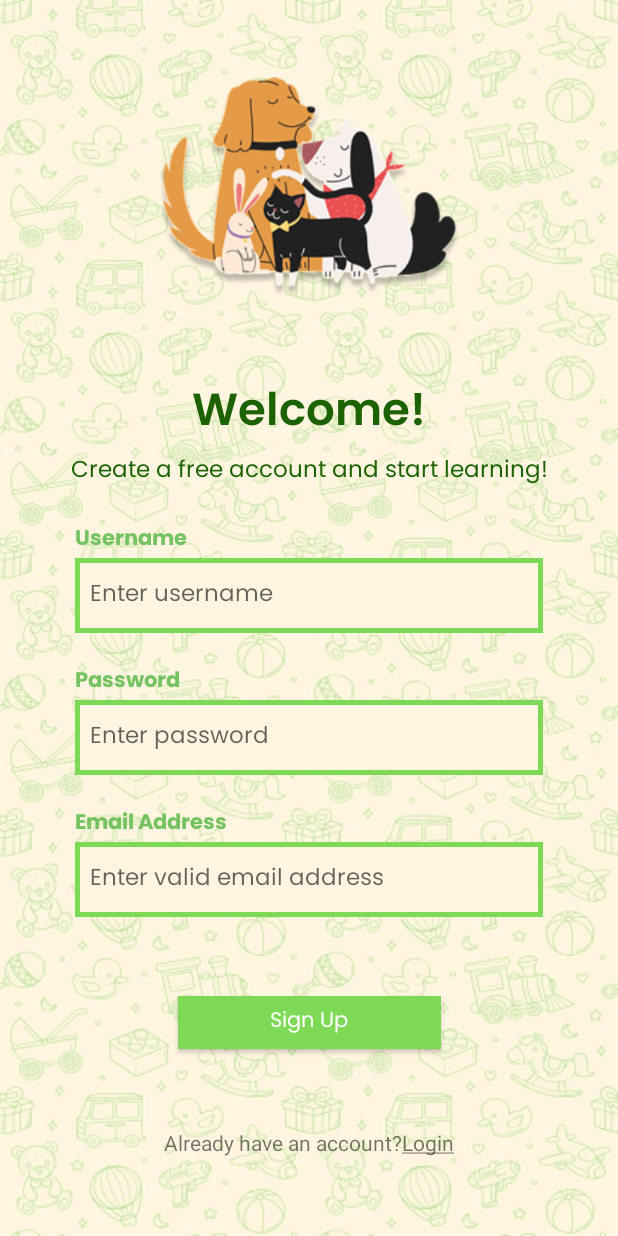
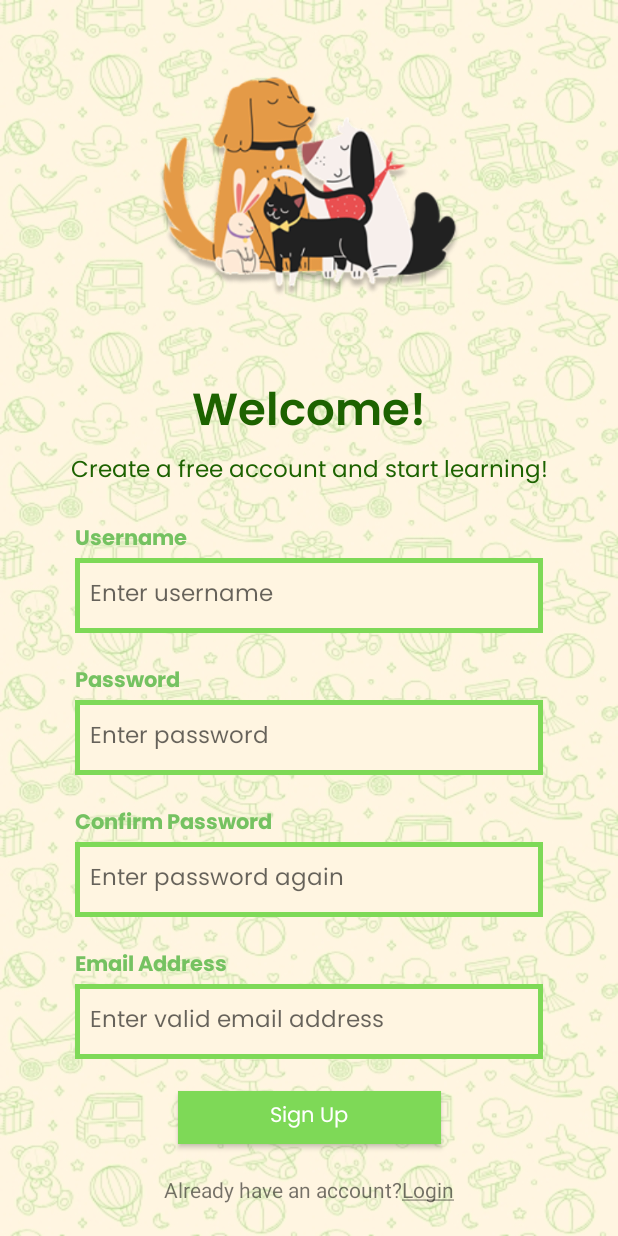
Before and after one commit to kevyelly/Numbuddy, an Android app: the SignUpActivity screen opened directly, with no data from a screen before it, on a phone screen of 412 x 824 dp. Run offline under Robolectric (Android 15) with nearby library versions, the phone set to English and light mode, and no system bars.

Commit message:
for checkpoint 1

```diff
--- a/app/src/main/res/layout/signin.xml
+++ b/app/src/main/res/layout/signin.xml
@@ -48,6 +48,7 @@
             app:layout_constraintEnd_toEndOf="parent"
             app:layout_constraintBottom_toTopOf="@id/passwordlabel"
             android:id="@+id/usernamefield"
+            android:singleLine="true"
             android:layout_width="0dp"
             android:layout_height="50dp"
             android:background="@drawable/edittext_border"
@@ -76,6 +77,7 @@
             android:layout_marginEnd="50dp"
             android:layout_width="match_parent"
             android:layout_height="50dp"
+            android:singleLine="true"
             android:background="@drawable/edittext_border"
             android:fontFamily="@font/poppinsregular"
             android:paddingStart="10dp"
--- a/app/src/main/res/layout/signup.xml
+++ b/app/src/main/res/layout/signup.xml
@@ -21,6 +21,7 @@
         app:layout_constraintStart_toStartOf="parent"
         app:layout_constraintEnd_toEndOf="parent"
         android:textSize="30sp"
+        android:imeOptions="actionNext"
         android:fontFamily="@font/poppinssemibold"
         android:textColor="@color/textgreen"
         android:text="Welcome!"
@@ -55,12 +56,14 @@
         app:layout_constraintEnd_toEndOf="parent"
         android:id="@+id/usernamefield"
         android:layout_width="0dp"
+        android:singleLine="true"
         android:layout_height="50dp"
         android:background="@drawable/edittext_border"
         android:layout_marginBottom="20dp"
         android:fontFamily="@font/poppinsregular"
         android:layout_marginStart="50dp"
         android:layout_marginEnd="50dp"
+        android:imeOptions="actionNext"
         android:paddingStart="10dp"
         android:paddingEnd="10dp"
         android:textSize="15sp"
@@ -82,7 +85,10 @@
         app:layout_constraintStart_toStartOf="parent"
         app:layout_constraintEnd_toEndOf="parent"
         android:id="@+id/passwordfield"
+        android:inputType="textPassword"
         android:layout_width="0dp"
+        android:imeOptions="actionNext"
+        android:singleLine="true"
         android:layout_height="50dp"
         android:background="@drawable/edittext_border"
         android:layout_marginBottom="20dp"
@@ -99,6 +105,37 @@
         android:layout_height="wrap_content"
         app:layout_constraintTop_toBottomOf="@id/passwordfield"
         app:layout_constraintStart_toStartOf="@id/usernamefield"
+        android:text="Confirm Password"
+        android:fontFamily="@font/poppinsbold"
+        android:textColor="@color/stronggreen"
+        android:id="@+id/confirmpasswordlabel"
+
+        />
+    <EditText
+        app:layout_constraintTop_toBottomOf="@id/confirmpasswordlabel"
+        app:layout_constraintStart_toStartOf="parent"
+        app:layout_constraintEnd_toEndOf="parent"
+        android:id="@+id/confirmpassword"
+        android:layout_width="0dp"
+        android:inputType="textPassword"
+        android:imeOptions="actionNext"
+        android:singleLine="true"
+        android:layout_height="50dp"
+        android:background="@drawable/edittext_border"
+        android:layout_marginBottom="20dp"
+        android:fontFamily="@font/poppinsregular"
+        android:layout_marginStart="50dp"
+        android:layout_marginEnd="50dp"
+        android:paddingStart="10dp"
+        android:paddingEnd="10dp"
+        android:textSize="15sp"
+        android:hint="Enter password again"/>
+    <TextView
+        android:layout_marginTop="20dp"
+        android:layout_width="wrap_content"
+        android:layout_height="wrap_content"
+        app:layout_constraintTop_toBottomOf="@id/confirmpassword"
+        app:layout_constraintStart_toStartOf="@id/usernamefield"
         android:text="Email Address"
         android:fontFamily="@font/poppinsbold"
         android:textColor="@color/stronggreen"
@@ -112,6 +149,8 @@
         android:id="@+id/emailfield"
         android:layout_width="0dp"
         android:layout_height="50dp"
+        android:singleLine="true"
+        android:imeOptions="actionDone"
         android:background="@drawable/edittext_border"
         android:layout_marginBottom="20dp"
         android:fontFamily="@font/poppinsregular"
--- a/app/src/main/res/values/themes.xml
+++ b/app/src/main/res/values/themes.xml
@@ -1,8 +1,9 @@
 <?xml version="1.0" encoding="utf-8"?>
 <resources>
 
-    <style name="Theme.Numbuddy" parent="Theme.AppCompat.Light.NoActionBar">">
+    <style name="Theme.Numbuddy" parent="Theme.AppCompat.Light.NoActionBar">
         <item name="android:textAllCaps">false</item>
+        <item name="android:windowFullscreen">true</item>
 
     </style>
 
```
Also changed, not shown: app/src/main/java/com/example/numbuddy/QuizActivity.kt (+64 -4 lines), app/src/main/java/com/example/numbuddy/SignUpActivity.kt (+17 -5 lines), app/src/main/res/layout/quizitem.xml (+25 -2 lines), app/src/main/res/layout/quizpopup.xml (added, +19 -0 lines), app/src/main/res/drawable/bgdone.png (added), app/src/main/res/drawable/correctbg.png (added), app/src/main/res/drawable/quizbanner.png (added), app/src/main/res/drawable/wrongbg.png (added).
